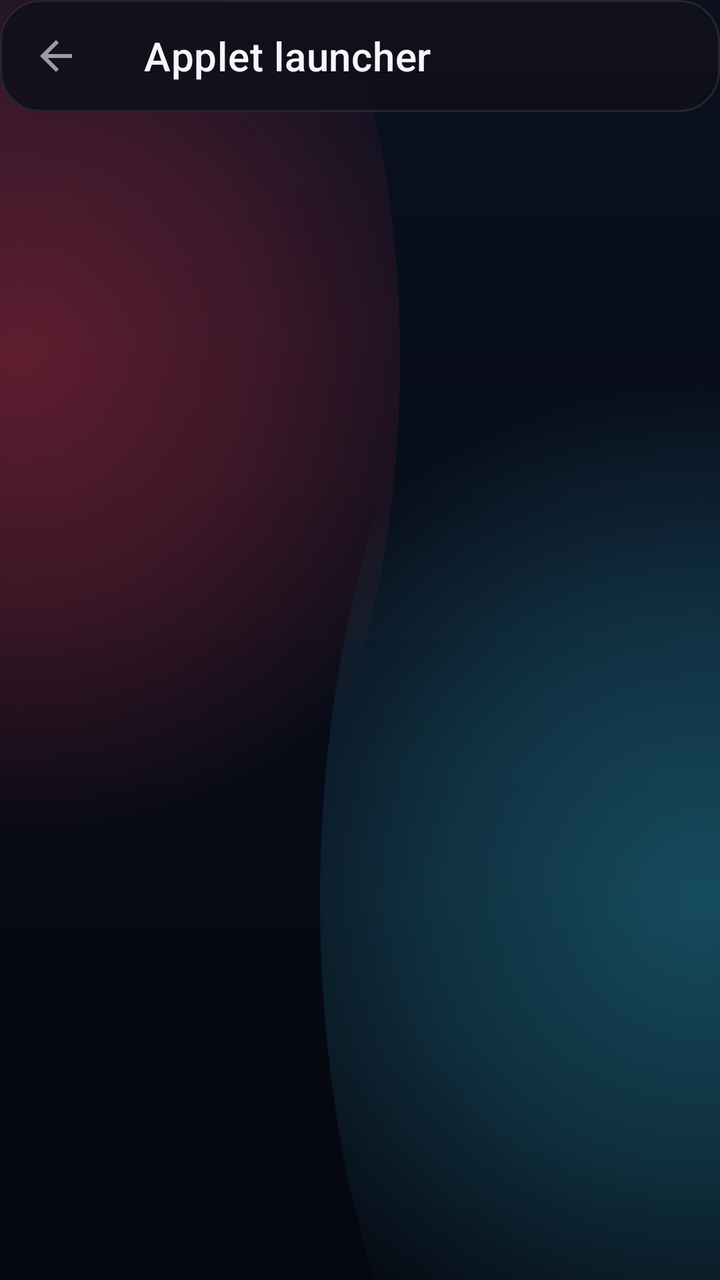
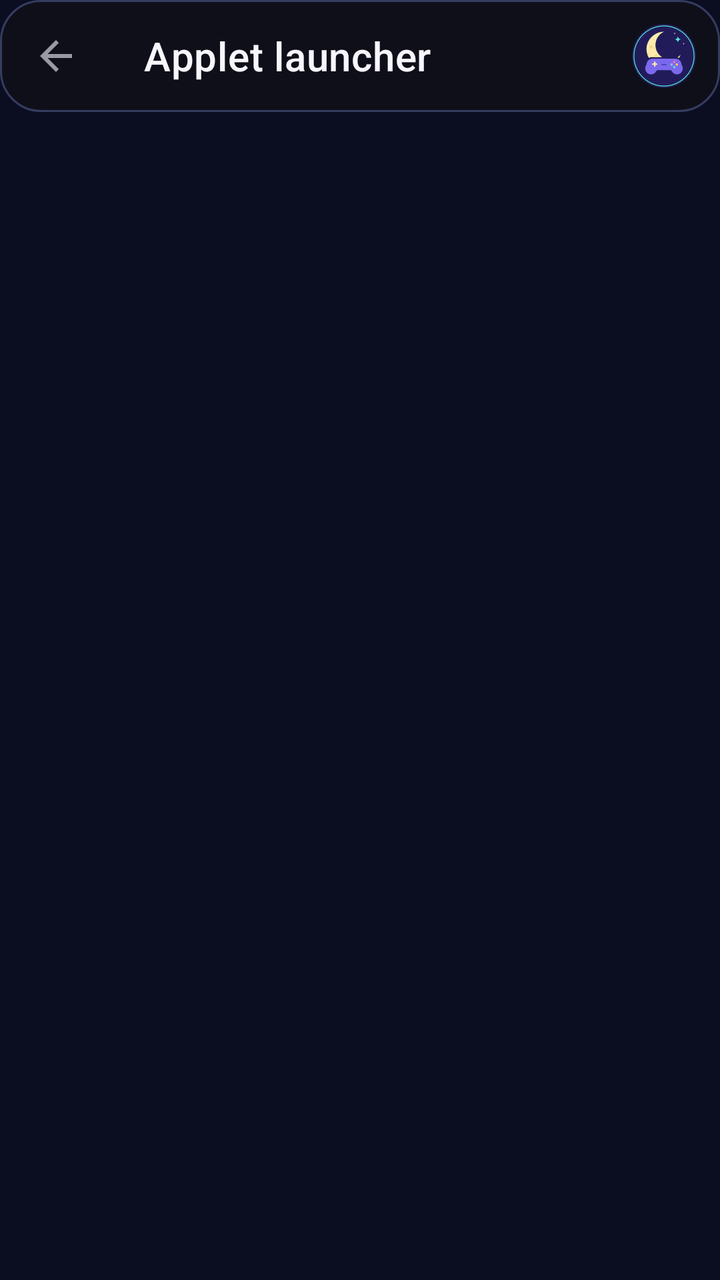

An Android layout rendered at two revisions. The XML below is the earlier revision; the diff shows what the commit changed to produce the second picture.
<!-- AndroidManifest.xml: fallback theme Theme.MaterialComponents.DayNight.NoActionBar -->
<!-- res/layout/fragment_applet_launcher.xml -->
<?xml version="1.0" encoding="utf-8"?>
<androidx.coordinatorlayout.widget.CoordinatorLayout xmlns:android="http://schemas.android.com/apk/res/android"
    xmlns:app="http://schemas.android.com/apk/res-auto"
    android:id="@+id/coordinator_applets"
    android:layout_width="match_parent"
    android:layout_height="match_parent"
    android:background="@drawable/moonwitch_background">

    <com.google.android.material.appbar.AppBarLayout
        android:id="@+id/appbar_applets"
        style="@style/Widget.Eden.TransparentTopAppBarLayout"
        android:layout_width="match_parent"
        android:layout_height="wrap_content"
        android:fitsSystemWindows="true"
        android:touchscreenBlocksFocus="false">

        <com.google.android.material.appbar.MaterialToolbar
            android:id="@+id/toolbar_applets"
            style="@style/Widget.Eden.TransparentTopToolbar"
            android:layout_width="match_parent"
            android:layout_height="?attr/actionBarSize"
            android:touchscreenBlocksFocus="false"
            app:navigationIcon="@drawable/ic_back"
            app:title="@string/applets" />

    </com.google.android.material.appbar.AppBarLayout>

    <androidx.recyclerview.widget.RecyclerView
        android:id="@+id/list_applets"
        android:layout_width="match_parent"
        android:layout_height="match_parent"
        android:clipToPadding="false"
        app:layout_behavior="@string/appbar_scrolling_view_behavior" />

</androidx.coordinatorlayout.widget.CoordinatorLayout>
<!-- resources referenced by this layout -->
<resources>
  <!-- drawable ic_back (drawable) -->
  <vector xmlns:android="http://schemas.android.com/apk/res/android"
      android:width="24dp"
      android:height="24dp"
      android:autoMirrored="true"
      android:viewportWidth="24"
      android:viewportHeight="24">
      <path
          android:fillColor="?attr/colorControlNormal"
          android:pathData="M20,11H7.83l5.59,-5.59L12,4l-8,8 8,8 1.41,-1.41L7.83,13H20v-2z" />
  </vector>
  <!-- drawable moonwitch_background (drawable) -->
  <?xml version="1.0" encoding="utf-8"?>
  <layer-list xmlns:android="http://schemas.android.com/apk/res/android">
      <item>
          <shape android:shape="rectangle">
              <gradient
                  android:angle="270"
                  android:endColor="#05070F"
                  android:startColor="#0A1020" />
          </shape>
      </item>
      <item android:left="-180dp" android:right="160dp" android:top="-160dp" android:bottom="120dp">
          <shape android:shape="oval">
              <gradient
                  android:centerColor="#35FF3B55"
                  android:endColor="#00FF3B55"
                  android:gradientRadius="240dp"
                  android:startColor="#58FF3B55"
                  android:type="radial" />
          </shape>
      </item>
      <item android:left="160dp" android:right="-180dp" android:top="80dp" android:bottom="-180dp">
          <shape android:shape="oval">
              <gradient
                  android:centerColor="#3035D8FF"
                  android:endColor="#0035D8FF"
                  android:gradientRadius="260dp"
                  android:startColor="#5035D8FF"
                  android:type="radial" />
          </shape>
      </item>
  </layer-list>
  <string name="applets">Applet launcher</string>
  <style name="Widget.Eden.TransparentTopAppBarLayout" parent="">
          <item name="android:background">@android:color/transparent</item>
          <item name="android:elevation">0dp</item>
          <item name="android:stateListAnimator">@null</item>
          <item name="elevation">0dp</item>
          <item name="liftOnScroll">false</item>
          <item name="statusBarForeground">@android:color/transparent</item>
      </style>
  <style name="Widget.Eden.TransparentTopToolbar" parent="">
          <item name="android:background">@drawable/mw_reformulation_toolbar_surface</item>
          <item name="android:elevation">0dp</item>
          <item name="backgroundTint">@android:color/transparent</item>
          <item name="titleTextColor">@color/mw_ui_text</item>
          <item name="subtitleTextColor">@color/mw_ui_text_2</item>
          <item name="navigationIconTint">@color/mw_ui_text</item>
      </style>
  <!-- drawable mw_reformulation_toolbar_surface (drawable) -->
  <?xml version="1.0" encoding="utf-8"?>
  <shape xmlns:android="http://schemas.android.com/apk/res/android" android:shape="rectangle"><solid android:color="#E610101A"/><corners android:radius="20dp"/><stroke android:width="1dp" android:color="@color/mw_ui_border"/></shape>
  <color name="mw_ui_text">#F7F5FB</color>
  <color name="mw_ui_text_2">#A7A2AF</color>
  <color name="mw_ui_border">#282333</color>
</resources>

<!-- the commit's change to res/layout/fragment_applet_launcher.xml (unified diff, before → after) -->
@@ -21,7 +21,7 @@
             android:layout_height="?attr/actionBarSize"
             android:touchscreenBlocksFocus="false"
             app:navigationIcon="@drawable/ic_back"
-            app:title="@string/applets" />
+            app:title="@string/applets" ><ImageView android:layout_width="32dp" android:layout_height="32dp" android:layout_gravity="end" android:layout_marginEnd="12dp" android:src="@drawable/ic_moonwitch_mark" android:importantForAccessibility="no"/></com.google.android.material.appbar.MaterialToolbar>
 
     </com.google.android.material.appbar.AppBarLayout>
 
<!-- resource entries referenced after the edit -->
@@ -11,38 +11,9 @@
           android:fillColor="?attr/colorControlNormal"
           android:pathData="M20,11H7.83l5.59,-5.59L12,4l-8,8 8,8 1.41,-1.41L7.83,13H20v-2z" />
   </vector>
+  <!-- drawable ic_moonwitch_mark: vector/xml drawable (drawable, 2291 chars, omitted) -->
   <!-- drawable moonwitch_background (drawable) -->
-  <?xml version="1.0" encoding="utf-8"?>
-  <layer-list xmlns:android="http://schemas.android.com/apk/res/android">
-      <item>
-          <shape android:shape="rectangle">
-              <gradient
-                  android:angle="270"
-                  android:endColor="#05070F"
-                  android:startColor="#0A1020" />
-          </shape>
-      </item>
-      <item android:left="-180dp" android:right="160dp" android:top="-160dp" android:bottom="120dp">
-          <shape android:shape="oval">
-              <gradient
-                  android:centerColor="#35FF3B55"
-                  android:endColor="#00FF3B55"
-                  android:gradientRadius="240dp"
-                  android:startColor="#58FF3B55"
-                  android:type="radial" />
-          </shape>
-      </item>
-      <item android:left="160dp" android:right="-180dp" android:top="80dp" android:bottom="-180dp">
-          <shape android:shape="oval">
-              <gradient
-                  android:centerColor="#3035D8FF"
-                  android:endColor="#0035D8FF"
-                  android:gradientRadius="260dp"
-                  android:startColor="#5035D8FF"
-                  android:type="radial" />
-          </shape>
-      </item>
-  </layer-list>
+  <shape xmlns:android="http://schemas.android.com/apk/res/android"><solid android:color="@color/mw_reform_bg"/></shape>
   <string name="applets">Applet launcher</string>
   <style name="Widget.Eden.TransparentTopAppBarLayout" parent="">
           <item name="android:background">@android:color/transparent</item>
@@ -60,11 +31,12 @@
           <item name="subtitleTextColor">@color/mw_ui_text_2</item>
           <item name="navigationIconTint">@color/mw_ui_text</item>
       </style>
+  <color name="mw_reform_bg">#0B0E20</color>
   <!-- drawable mw_reformulation_toolbar_surface (drawable) -->
   <?xml version="1.0" encoding="utf-8"?>
   <shape xmlns:android="http://schemas.android.com/apk/res/android" android:shape="rectangle"><solid android:color="#E610101A"/><corners android:radius="20dp"/><stroke android:width="1dp" android:color="@color/mw_ui_border"/></shape>
-  <color name="mw_ui_text">#F7F5FB</color>
-  <color name="mw_ui_text_2">#A7A2AF</color>
-  <color name="mw_ui_border">#282333</color>
+  <color name="mw_ui_text">#F7F6FC</color>
+  <color name="mw_ui_text_2">#B7BED5</color>
+  <color name="mw_ui_border">#353D60</color>
 </resources>
 
